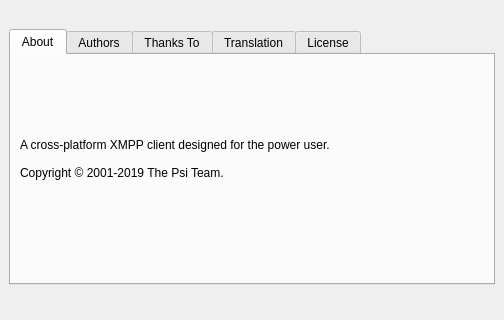
Qt form src/about.ui (psi-im/psi) before a commit.
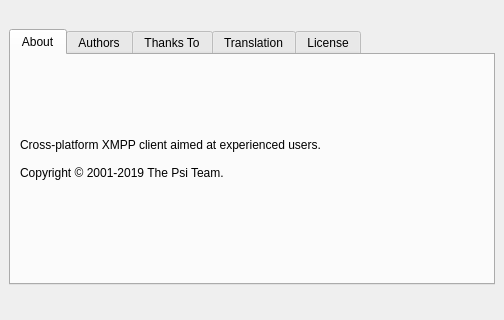
The same form after that commit. Custom widgets are drawn as their Qt base class.

```diff
--- a/src/about.ui
+++ b/src/about.ui
@@ -118,10 +118,7 @@
           </sizepolicy>
          </property>
          <property name="text">
-          <string>A cross-platform XMPP client designed for the power user.&lt;br&gt;
-&lt;br&gt;
-Copyright © 2001-2019 The Psi Team.&lt;br&gt;
-</string>
+          <string>&lt;html&gt;&lt;head/&gt;&lt;body&gt;&lt;p&gt;Cross-platform XMPP client aimed at experienced users.&lt;br/&gt;&lt;br/&gt;Copyright © 2001-2019 The Psi Team.&lt;br/&gt;&lt;/p&gt;&lt;/body&gt;&lt;/html&gt;</string>
          </property>
          <property name="textFormat">
           <enum>Qt::RichText</enum>
```
Left out of the diff: 3 changed lines with no effect on the pictures.
